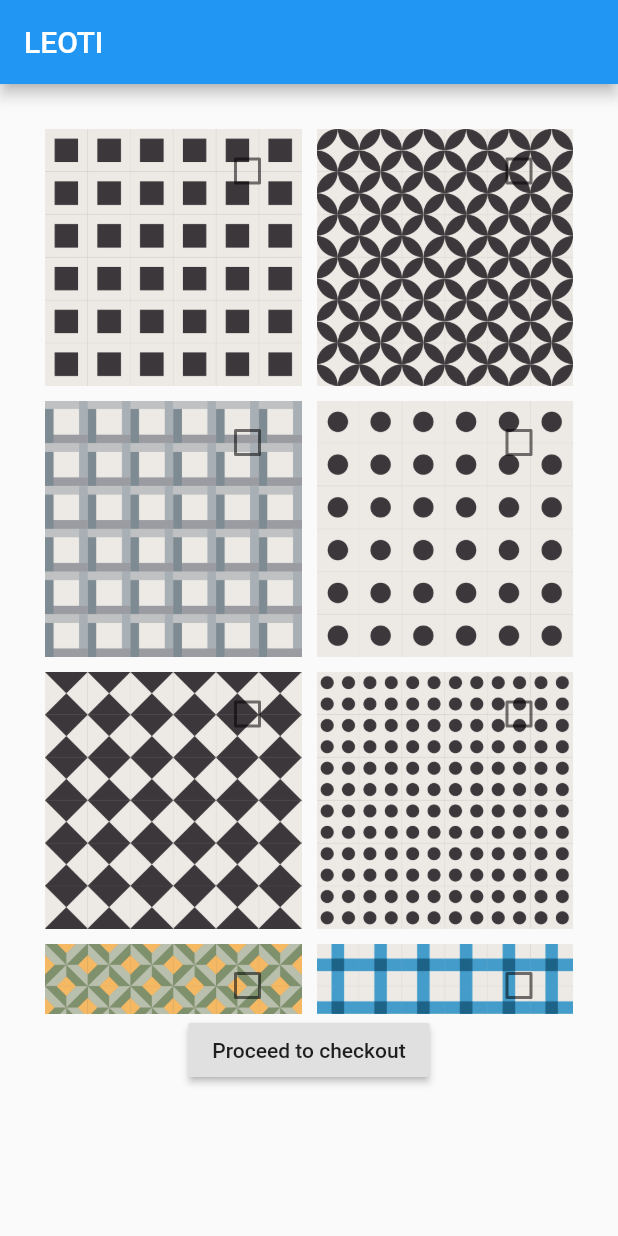
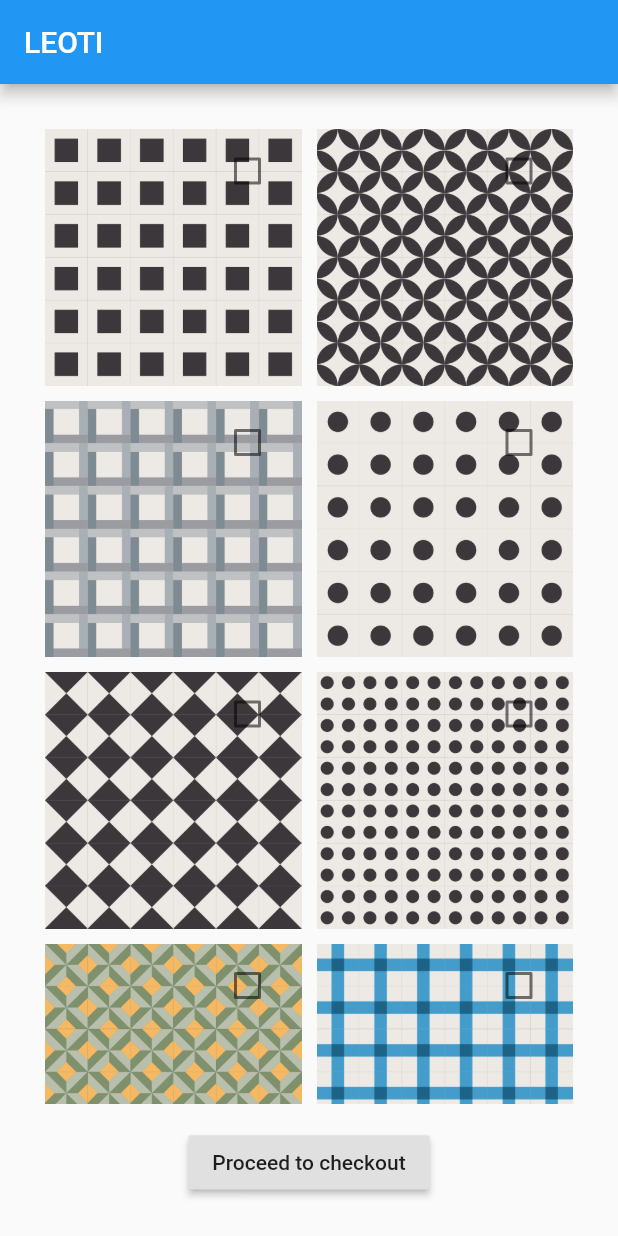
Before and after one commit to lukatriska/leoti, a Flutter app: the screen it shows after launch, on a phone screen of 412 x 824 dp. Run offline on Flutter 3.47's test engine with Material 2 defaults, Android fonts, the phone set to English and light mode, and no system bars.

Commit message:
change padding

```diff
--- a/lib/main.dart
+++ b/lib/main.dart
@@ -94,7 +94,7 @@ class _HomePageState extends State<HomePage> {
             child: gridViewSelection,
           ),
           Container(
-            padding: EdgeInsets.only(bottom: 100),
+            padding: EdgeInsets.only(bottom: 25, top: 15),
             child: Platform.isIOS
                 ? CupertinoButton.filled(
                     child: Text("Proceed to checkout"),
```
